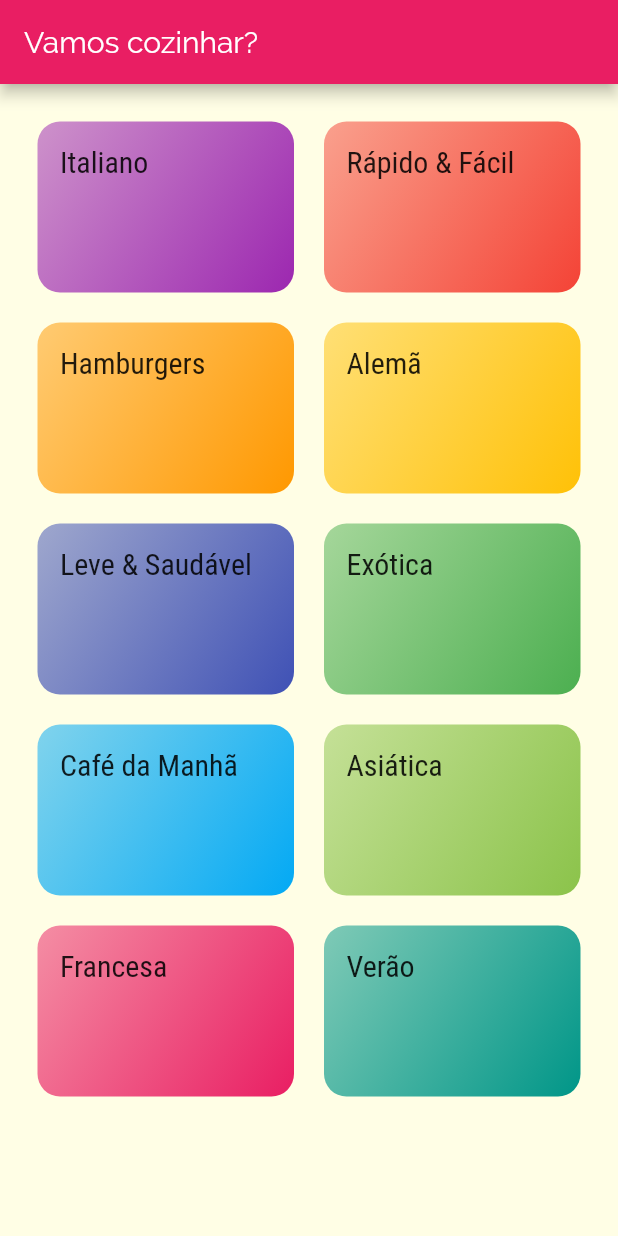
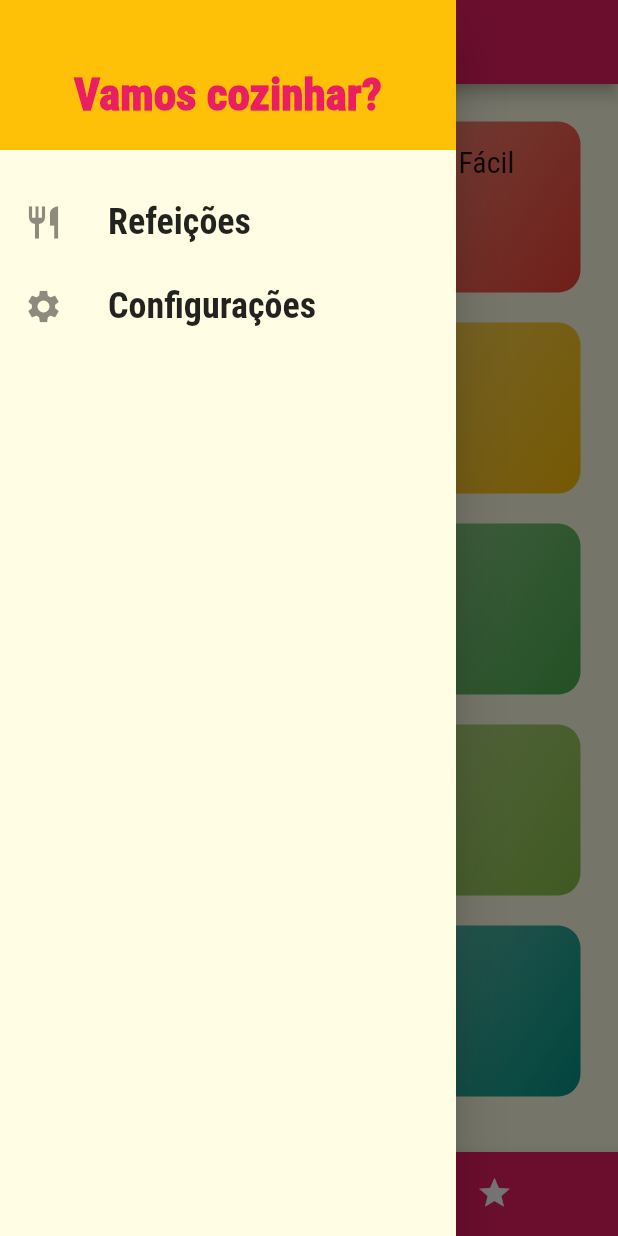
Before and after one commit to AndreDrummer/MeatFlutterApp, a Flutter app: the screen it shows after launch, with the side drawer open (before the commit the screen has no drawer), on a phone screen of 412 x 824 dp. Run offline on Flutter 3.47's test engine with Material 2 defaults, Android fonts, the phone set to English and light mode, and no system bars.

Commit message:
Adicionando Drawer e TabBar inferior

```diff
--- a/lib/main.dart
+++ b/lib/main.dart
@@ -1,5 +1,6 @@
 import 'package:flutter/material.dart';
-import 'package:recipe/screens/categories_screen.dart';
+import 'package:recipe/screens/settings_screen.dart';
+import 'package:recipe/screens/tabs_screen.dart';
 import 'package:recipe/screens/category_meals_screen.dart';
 import "package:recipe/utils/app_routes.dart";
 import 'package:recipe/screens/meal_details_screen.dart';
@@ -20,13 +21,14 @@ class MyApp extends StatelessWidget {
           textTheme: ThemeData.light().textTheme.copyWith(
               title: TextStyle(fontSize: 20, fontFamily: 'RobotoCondensed'))),
       routes: {
-        AppRoutes.HOME: (_) => CategorieScreen(),
+        AppRoutes.HOME: (_) => TabsScreen(),
         AppRoutes.CATEGORIE_MEALS: (_) => CategorieMealsScreen(),
         AppRoutes.MEAL_DETAIL: (_) => MealDetail(),
+        AppRoutes.SETTINGS: (_) => SettingsScreen(),
       },
       onUnknownRoute: (settings) {
         return MaterialPageRoute(
-          builder: (_) => CategorieScreen(),
+          builder: (_) => TabsScreen(),
         );
       },
     );
--- a/lib/screens/categories_screen.dart
+++ b/lib/screens/categories_screen.dart
@@ -7,9 +7,6 @@ class CategorieScreen extends StatelessWidget {
   @override
   Widget build(BuildContext context) {
     return Scaffold(
-      appBar: AppBar(
-        title: Text("Vamos cozinhar?")
-      ),
       body: GridView(
         padding: const EdgeInsets.all(25),
           gridDelegate: SliverGridDelegateWithMaxCrossAxisExtent(
--- /dev/null
+++ b/lib/screens/main_drawer.dart
@@ -0,0 +1,54 @@
+import "package:flutter/material.dart";
+import 'package:recipe/utils/app_routes.dart';
+
+class DrawerMain extends StatelessWidget {
+  Widget _createItem(IconData icon, String label, Function onTap) {
+    return ListTile(
+      leading: Icon(icon, size: 26),
+      title: Text(
+        label,
+        style: TextStyle(
+            fontWeight: FontWeight.bold,
+            fontSize: 24,
+            fontFamily: 'RobotoCondensed'),
+      ),
+      onTap: onTap,
+    );
+  }
+
+  @override
+  Widget build(BuildContext context) {
+    return Drawer(
+      child: Column(
+        children: <Widget>[
+          Container(
+            color: Theme.of(context).accentColor,
+            height: 100,
+            width: double.infinity,
+            padding: const EdgeInsets.all(20),
+            alignment: Alignment.bottomCenter,
+            child: Text(
+              "Vamos cozinhar?",
+              style: TextStyle(
+                  fontFamily: 'RobotoCondensed',
+                  fontSize: 30,
+                  fontWeight: FontWeight.w900,
+                  color: Theme.of(context).primaryColor),
+            ),
+          ),
+          SizedBox(height: 20),
+          _createItem(
+            Icons.restaurant,
+            "Refeições",
+            () => Navigator.pushReplacementNamed(context, AppRoutes.HOME),
+          ),
+          _createItem(
+            Icons.settings,
+            "Configurações",
+            () => Navigator.pushReplacementNamed(context, AppRoutes.SETTINGS),
+          ),
+        ],
+      ),
+    );
+  }
+}
--- /dev/null
+++ b/lib/screens/tabs_screen.dart
@@ -0,0 +1,57 @@
+import "package:flutter/material.dart";
+import "package:recipe/screens/categories_screen.dart";
+import "package:recipe/screens/favorite_screen.dart";
+import "package:recipe/screens/main_drawer.dart";
+
+class TabsScreen extends StatefulWidget {
+  @override
+  _TabsScreenState createState() => _TabsScreenState();
+}
+
+class _TabsScreenState extends State<TabsScreen> {
+  List<Map<String, Object>> _screen = [
+    {'title': 'Categorias', 'screen': CategorieScreen()},
+    {'title': 'Meus Favoritos', 'screen': FavoriteScreen()},
+  ];
+
+  List<Widget> screen = [CategorieScreen(), FavoriteScreen()];
+
+  int _selectedIndex = 0;
+
+  void _selectedIndexScreen(int index) {
+    setState(() {
+      _selectedIndex = index;
+    });
+  }
+
+  @override
+  Widget build(BuildContext context) {
+    return DefaultTabController(
+        length: 2,
+        child: Scaffold(
+            appBar: AppBar(
+              title: Text("${_screen[_selectedIndex]['title']}"),
+            ),
+            drawer: DrawerMain(),
+            body: _screen[_selectedIndex]['screen'],
+            bottomNavigationBar: BottomNavigationBar(
+              onTap: _selectedIndexScreen,
+              type: BottomNavigationBarType.shifting,
+              items: [
+                BottomNavigationBarItem(
+                  backgroundColor:Theme.of(context).primaryColor,
+                  icon: Icon(Icons.category),
+                  title: Text("Catgeoria"),
+                ),
+                BottomNavigationBarItem(
+                  backgroundColor:Theme.of(context).primaryColor,
+                  icon: Icon(Icons.star),
+                  title: Text("Favoritos"),
+                )
+              ],
+              currentIndex: _selectedIndex,
+              selectedItemColor: Theme.of(context).accentColor,
+              unselectedItemColor: Colors.white,
+            )));
+  }
+}
--- a/lib/utils/app_routes.dart
+++ b/lib/utils/app_routes.dart
@@ -2,4 +2,5 @@ class AppRoutes {
   static const HOME = '/';
   static const CATEGORIE_MEALS = 'categorie-meals';
   static const MEAL_DETAIL = 'meal-detail';
+  static const SETTINGS = 'settings';
 }
```
Also changed, not shown: lib/screens/favorite_screen.dart (added, +10 -0 lines), lib/screens/meal_details_screen.dart (+76 -2 lines), lib/screens/settings_screen.dart (added, +17 -0 lines), pubspec.lock.
